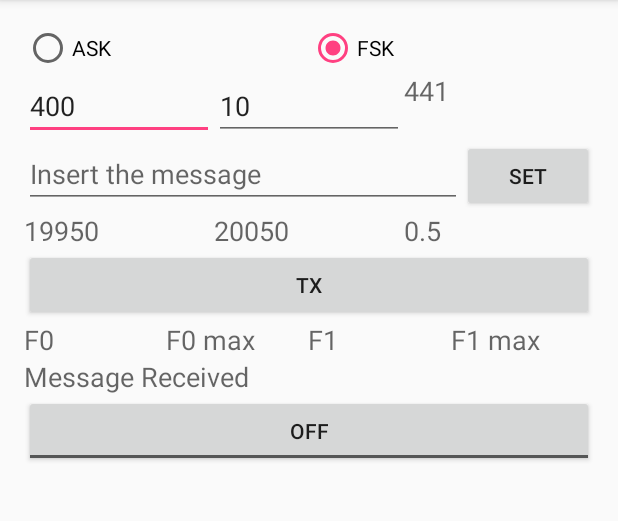
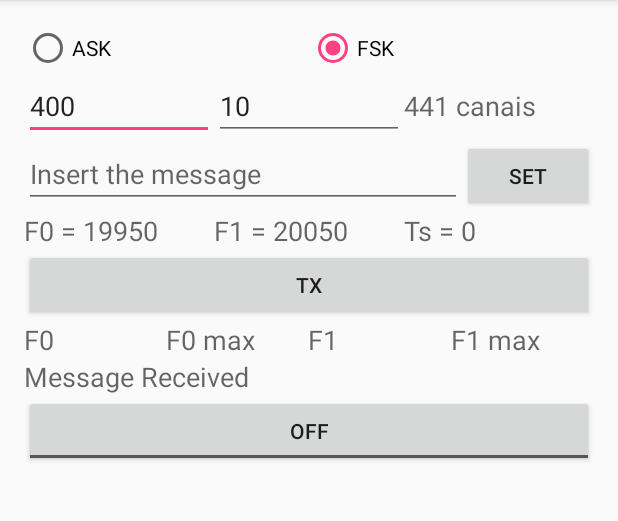
Before and after one commit to gusdantas/ProjetoCD, an Android app: the TxRxActivity screen opened directly, with no data from a screen before it, on a phone screen of 412 x 824 dp, the part 84-605 px from its top. Run offline under Robolectric (Android 15) with nearby library versions, the phone set to English and light mode, and no system bars; libraries missing offline, so code that uses them is left out: com.jjoe64.graphview.

Commit message:
71216 1140
Signed-off-by: Gustavo Dantas Hidalgo <Gustavo Dantas Hidalgo>

```diff
--- a/app/src/main/java/com/gustavo_hidalgo/projetocd/TxRxActivity.java
+++ b/app/src/main/java/com/gustavo_hidalgo/projetocd/TxRxActivity.java
@@ -37,8 +37,8 @@ public class TxRxActivity extends AppCompatActivity implements View.OnClickListe
 
     double mF0ActualValue, mF1ActualValue = 0;
     public int mChannel = 400;
-    public int mBlockSize = 441;
     public static int mRxGain = 10;
+    public static final int mBlockSize = 441;
     public static final int mSamples = 22050; //500ms
     public static final int mSampleRate = 44100;
     public static final int mBandRate = mSampleRate/2;
@@ -76,6 +76,8 @@ public class TxRxActivity extends AppCompatActivity implements View.OnClickListe
         mF0fsk = (mBandRate/mBlockSize) * (mChannel-1);
         mF1fsk = (mBandRate/mBlockSize) * (mChannel+1);
         mTxTime = (double) mSamples/mSampleRate;
+        String timeSymbol = "Ts = "+String.valueOf(mTxTime);
+        mTxTimeTv.setText(timeSymbol);
         updateUI();
 
         mModeSelection.setOnCheckedChangeListener(new RadioGroup.OnCheckedChangeListener() {
@@ -153,17 +155,20 @@ public class TxRxActivity extends AppCompatActivity implements View.OnClickListe
     }
 
     private void updateUI() {
+        //String channel = "Canal = "+String.valueOf(mChannel);
         mChannelEditText.setText(String.valueOf(mChannel));
-        mBlkSizeTextView.setText(String.valueOf(mBlockSize));
+        //String rxGain = "Ganho RX = "+String.valueOf(mRxGain);
         mRxGainEditText.setText(String.valueOf(mRxGain));
         if(mIsAsk){
-            mF0Tx.setText(String.valueOf(mFask));
+            String freq = "F = "+String.valueOf(mFask);
+            mF0Tx.setText(freq);
             mF1Tx.setText("-");
         } else {
-            mF0Tx.setText(String.valueOf(mF0fsk));
-            mF1Tx.setText(String.valueOf(mF1fsk));
+            String f0 = "F0 = "+String.valueOf(mF0fsk);
+            mF0Tx.setText(f0);
+            String f1 = "F1 = "+String.valueOf(mF1fsk);
+            mF1Tx.setText(f1);
         }
-        mTxTimeTv.setText(String.valueOf(mTxTime));
     }
 
     public void tx (int[] message){
@@ -208,7 +213,6 @@ public class TxRxActivity extends AppCompatActivity implements View.OnClickListe
                     mMessageTx[i] = Integer.parseInt(split[i+1]);
                 }
                 mChannel = Integer.parseInt(mChannelEditText.getText().toString());
-                mBlockSize = Integer.parseInt(mBlkSizeTextView.getText().toString());
                 mRxGain = Integer.parseInt(mRxGainEditText.getText().toString());
                 mFask = (mBandRate/mBlockSize) * mChannel;
                 mF0fsk = (mBandRate/mBlockSize) * (mChannel-1);
--- a/app/src/main/res/layout/activity_txrx.xml
+++ b/app/src/main/res/layout/activity_txrx.xml
@@ -61,12 +61,13 @@
             android:text="RX Gain" />
 
         <TextView
-            android:text="Block size"
+            android:text="441 canais"
             android:layout_width="0dp"
             android:layout_height="match_parent"
             android:id="@+id/blockSize_textView"
             android:layout_weight="1"
-            android:textAppearance="@android:style/TextAppearance.Material.Medium" />
+            android:textAppearance="@android:style/TextAppearance.Material.Medium"
+            android:gravity="center_vertical" />
 
     </LinearLayout>
 
@@ -106,7 +107,7 @@
             android:layout_weight="1"
             android:textAppearance="@android:style/TextAppearance.Material.Medium"
             android:maxLines="1"
-            android:maxLength="6" />
+            android:maxLength="11" />
 
         <TextView
             android:text="F1"
@@ -116,7 +117,7 @@
             android:layout_weight="1"
             android:textAppearance="@android:style/TextAppearance.Material.Medium"
             android:maxLines="1"
-            android:maxLength="6" />
+            android:maxLength="11" />
 
         <TextView
             android:text="Bit TX time"
```
